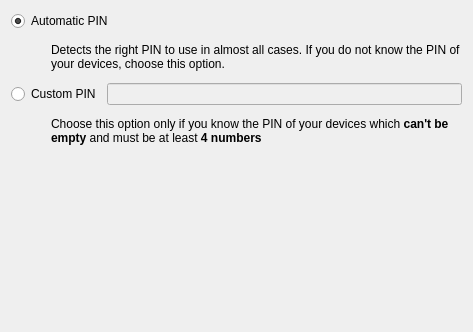
Before: the Qt Designer form src/wizard/pages/pin.ui in KDE/bluedevil, drawn with Qt 5.
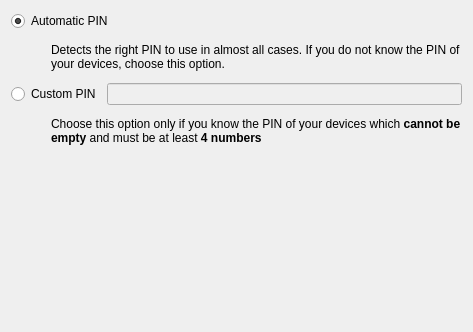
After: the same form once the commit is applied. Custom widgets are drawn as their Qt base class.

What changed in the file:
```diff
--- a/src/wizard/pages/pin.ui
+++ b/src/wizard/pages/pin.ui
@@ -117,7 +117,7 @@
 &lt;html&gt;&lt;head&gt;&lt;meta name=&quot;qrichtext&quot; content=&quot;1&quot; /&gt;&lt;style type=&quot;text/css&quot;&gt;
 p, li { white-space: pre-wrap; }
 &lt;/style&gt;&lt;/head&gt;&lt;body style=&quot; font-family:'DejaVu Sans'; font-size:9pt; font-weight:400; font-style:normal;&quot;&gt;
-&lt;p style=&quot; margin-top:0px; margin-bottom:0px; margin-left:0px; margin-right:0px; -qt-block-indent:0; text-indent:0px;&quot;&gt;Choose this option only if you know the PIN of your devices which &lt;span style=&quot; font-weight:600;&quot;&gt;can't be empty&lt;/span&gt; and must be at least &lt;span style=&quot; font-weight:600;&quot;&gt;4 numbers &lt;/span&gt;&lt;/p&gt;&lt;/body&gt;&lt;/html&gt;</string>
+&lt;p style=&quot; margin-top:0px; margin-bottom:0px; margin-left:0px; margin-right:0px; -qt-block-indent:0; text-indent:0px;&quot;&gt;Choose this option only if you know the PIN of your devices which &lt;span style=&quot; font-weight:600;&quot;&gt;cannot be empty&lt;/span&gt; and must be at least &lt;span style=&quot; font-weight:600;&quot;&gt;4 numbers &lt;/span&gt;&lt;/p&gt;&lt;/body&gt;&lt;/html&gt;</string>
          </property>
          <property name="wordWrap">
           <bool>true</bool>
```
